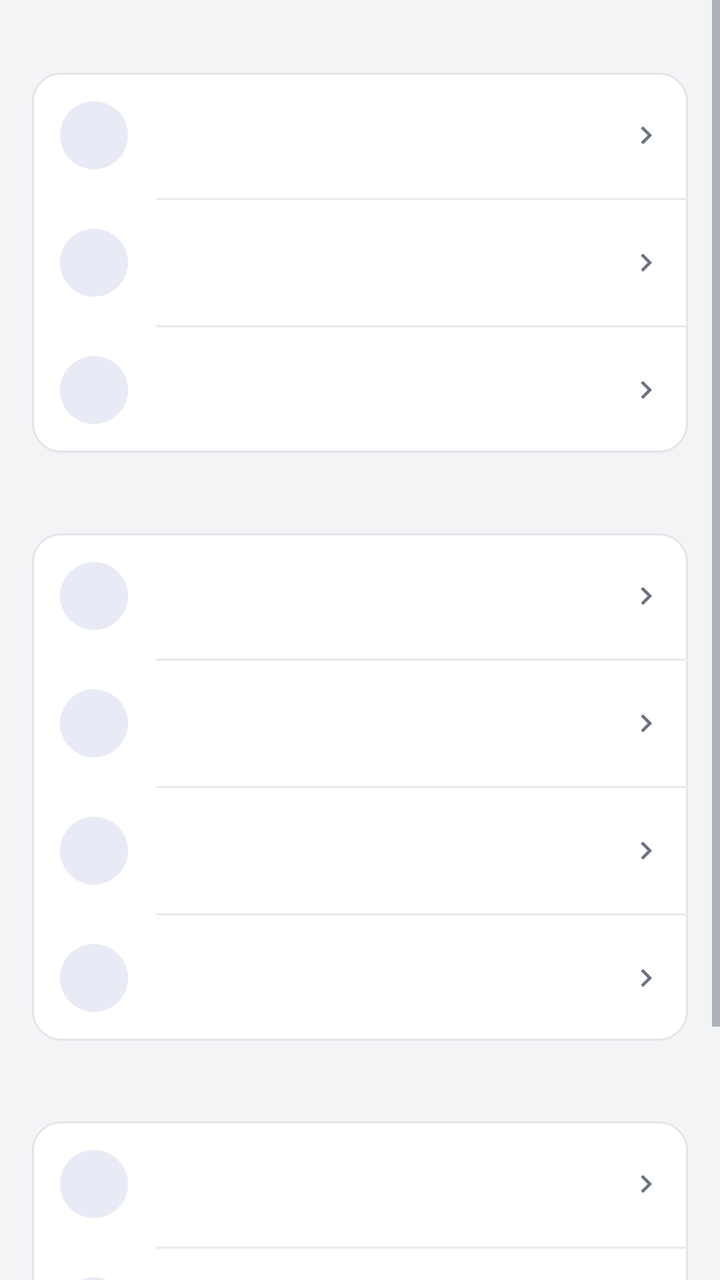
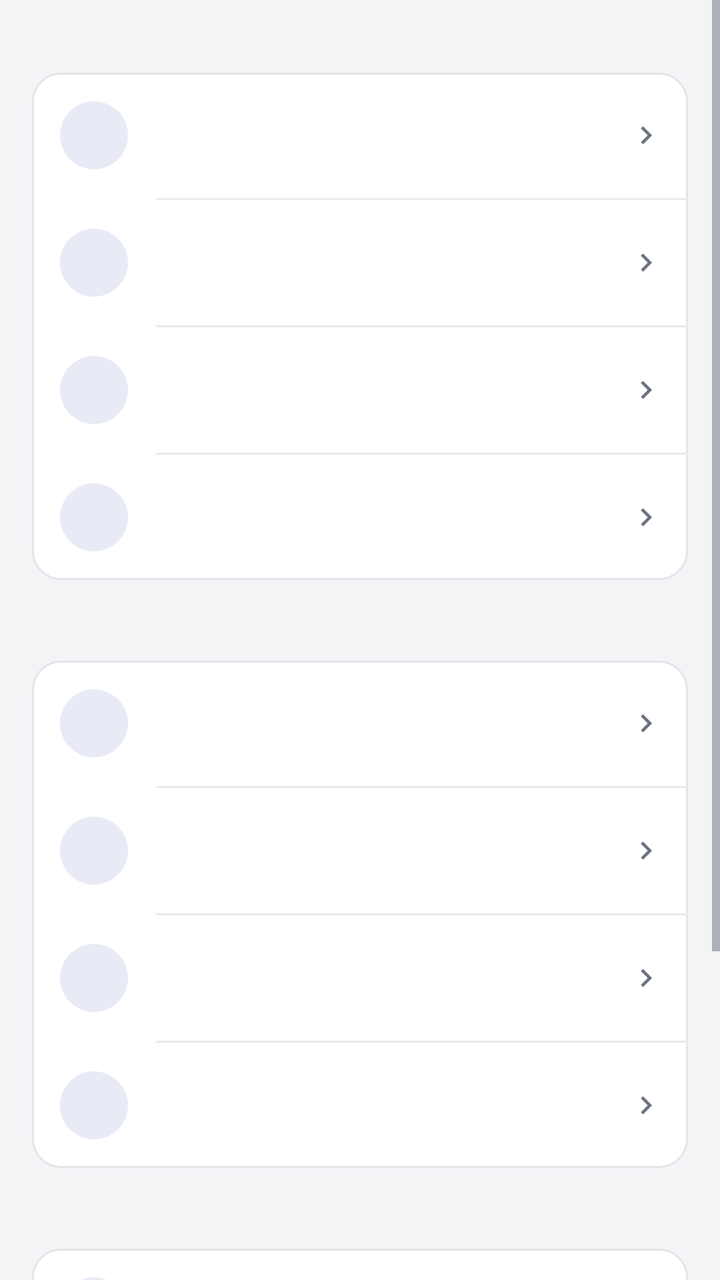

Before-and-after screenshots of an Android layout around one commit, followed by the original layout XML and the change that was made.
<!-- AndroidManifest.xml: activity theme AppTheme -->
<!-- res/layout/activity_settings.xml -->
<?xml version="1.0" encoding="utf-8"?>
<ScrollView xmlns:android="http://schemas.android.com/apk/res/android"
    android:id="@+id/root"
    android:layout_width="match_parent"
    android:layout_height="match_parent"
    android:background="@color/bg"
    android:fillViewport="true"
    android:scrollbars="vertical">

    <LinearLayout
        android:layout_width="match_parent"
        android:layout_height="wrap_content"
        android:orientation="vertical">

        <LinearLayout
            android:layout_width="match_parent"
            android:layout_height="wrap_content"
            android:orientation="vertical"
            android:paddingStart="@dimen/page_pad"
            android:paddingEnd="@dimen/page_pad"
            android:paddingTop="12dp"
            android:paddingBottom="14dp">

            
            <TextView
                android:id="@+id/settings_section_appearance"
                android:layout_width="match_parent"
                android:layout_height="wrap_content"
                android:paddingStart="4dp"
                android:paddingEnd="4dp"
                android:paddingTop="2dp"
                android:paddingBottom="6dp"
                android:textColor="@color/fg_muted"
                android:textSize="12sp" />

            <LinearLayout
                android:layout_width="match_parent"
                android:layout_height="wrap_content"
                android:background="@drawable/card_bg"
                android:orientation="vertical">

                <include
                    android:id="@+id/row_theme"
                    layout="@layout/row_action"
                    android:layout_width="match_parent"
                    android:layout_height="wrap_content" />

                <View
                    android:layout_width="match_parent"
                    android:layout_height="1dp"
                    android:layout_marginStart="62dp"
                    android:background="@color/divider" />

                <include
                    android:id="@+id/row_language"
                    layout="@layout/row_action"
                    android:layout_width="match_parent"
                    android:layout_height="wrap_content" />

                <View
                    android:layout_width="match_parent"
                    android:layout_height="1dp"
                    android:layout_marginStart="62dp"
                    android:background="@color/divider" />

                <include
                    android:id="@+id/row_lang_pack"
                    layout="@layout/row_action"
                    android:layout_width="match_parent"
                    android:layout_height="wrap_content" />
            </LinearLayout>

            
            <TextView
                android:id="@+id/settings_section_startup"
                android:layout_width="match_parent"
                android:layout_height="wrap_content"
                android:paddingStart="4dp"
                android:paddingEnd="4dp"
                android:paddingTop="18dp"
                android:paddingBottom="6dp"
                android:textColor="@color/fg_muted"
                android:textSize="12sp" />

            <LinearLayout
                android:layout_width="match_parent"
                android:layout_height="wrap_content"
                android:background="@drawable/card_bg"
                android:orientation="vertical">

                <include
                    android:id="@+id/row_def_slot"
                    layout="@layout/row_action"
                    android:layout_width="match_parent"
                    android:layout_height="wrap_content" />

                <View
                    android:layout_width="match_parent"
                    android:layout_height="1dp"
                    android:layout_marginStart="62dp"
                    android:background="@color/divider" />

                
                <include
                    android:id="@+id/row_auto_clean"
                    layout="@layout/row_action"
                    android:layout_width="match_parent"
                    android:layout_height="wrap_content" />

                <View
                    android:layout_width="match_parent"
                    android:layout_height="1dp"
                    android:layout_marginStart="62dp"
                    android:background="@color/divider" />

                
                <include
                    android:id="@+id/row_trash_keep"
                    layout="@layout/row_action"
                    android:layout_width="match_parent"
                    android:layout_height="wrap_content" />

                <View
                    android:layout_width="match_parent"
                    android:layout_height="1dp"
                    android:layout_marginStart="62dp"
                    android:background="@color/divider" />

                
                <include
                    android:id="@+id/row_storage"
                    layout="@layout/row_action"
                    android:layout_width="match_parent"
                    android:layout_height="wrap_content" />
            </LinearLayout>

            
            <TextView
                android:id="@+id/settings_section_alerts"
                android:layout_width="match_parent"
                android:layout_height="wrap_content"
                android:paddingStart="4dp"
                android:paddingEnd="4dp"
                android:paddingTop="18dp"
                android:paddingBottom="6dp"
                android:textColor="@color/fg_muted"
                android:textSize="12sp" />

            <LinearLayout
                android:layout_width="match_parent"
                android:layout_height="wrap_content"
                android:background="@drawable/card_bg"
                android:orientation="vertical">

                
                <include
                    android:id="@+id/row_crash_alert"
                    layout="@layout/row_action"
                    android:layout_width="match_parent"
                    android:layout_height="wrap_content" />

                <View
                    android:layout_width="match_parent"
                    android:layout_height="1dp"
                    android:layout_marginStart="62dp"
                    android:background="@color/divider" />

                
                <include
                    android:id="@+id/row_logs"
                    layout="@layout/row_action"
                    android:layout_width="match_parent"
                    android:layout_height="wrap_content" />
            </LinearLayout>

            
            <LinearLayout
                android:layout_width="match_parent"
                android:layout_height="wrap_content"
                android:layout_marginTop="@dimen/card_gap"
                android:background="@drawable/card_bg"
                android:orientation="vertical">

                <include
                    android:id="@+id/row_about"
                    layout="@layout/row_action"
                    android:layout_width="match_parent"
                    android:layout_height="wrap_content" />
            </LinearLayout>

            
            <include layout="@layout/plugin_section" />
        </LinearLayout>

        
        <View
            android:layout_width="match_parent"
            android:layout_height="@dimen/page_bottom_space" />
    </LinearLayout>
</ScrollView>
<!-- res/layout/row_action.xml (included above) -->
<?xml version="1.0" encoding="utf-8"?>
<LinearLayout xmlns:android="http://schemas.android.com/apk/res/android"
    android:layout_width="match_parent"
    android:layout_height="wrap_content"
    android:orientation="horizontal"
    android:gravity="center_vertical"
    android:background="?android:attr/selectableItemBackground"
    android:clickable="true"
    android:focusable="false"
    android:paddingStart="14dp"
    android:paddingEnd="12dp"
    android:paddingTop="12dp"
    android:paddingBottom="12dp">

    <FrameLayout
        android:layout_width="@dimen/row_icon_box"
        android:layout_height="@dimen/row_icon_box"
        android:background="@drawable/icon_circle">

        <ImageView
            android:id="@+id/act_icon"
            android:layout_width="@dimen/row_icon"
            android:layout_height="@dimen/row_icon"
            android:layout_gravity="center"
            android:tint="@color/accent" />
    </FrameLayout>

    <LinearLayout
        android:layout_width="0dp"
        android:layout_height="wrap_content"
        android:layout_weight="1"
        android:layout_marginStart="14dp"
        android:orientation="vertical">

        <TextView
            android:id="@+id/act_title"
            android:layout_width="match_parent"
            android:layout_height="wrap_content"
            android:singleLine="true"
            android:ellipsize="end"
            android:textSize="15sp"
            android:textColor="@color/fg" />

        <TextView
            android:id="@+id/act_sub"
            android:layout_width="match_parent"
            android:layout_height="wrap_content"
            android:paddingTop="2dp"
            android:textSize="12sp"
            android:textColor="@color/fg_muted" />
    </LinearLayout>

    <ImageView
        android:layout_width="@dimen/row_chevron"
        android:layout_height="@dimen/row_chevron"
        android:layout_marginStart="8dp"
        android:src="@drawable/ic_chevron"
        android:tint="@color/fg_muted" />
</LinearLayout>
<!-- res/layout/plugin_section.xml (included above) -->
<?xml version="1.0" encoding="utf-8"?>
<LinearLayout xmlns:android="http://schemas.android.com/apk/res/android"
    android:id="@+id/plugin_section"
    android:layout_width="match_parent"
    android:layout_height="wrap_content"
    android:layout_marginTop="8dp"
    android:layout_marginBottom="8dp"
    android:background="@drawable/card_bg"
    android:orientation="vertical"
    android:paddingTop="6dp"
    android:paddingBottom="6dp"
    android:visibility="gone">

    <TextView
        android:id="@+id/plugin_section_title"
        android:layout_width="match_parent"
        android:layout_height="wrap_content"
        android:paddingStart="14dp"
        android:paddingEnd="14dp"
        android:paddingTop="6dp"
        android:paddingBottom="2dp"
        android:text="@string/plugin_section_title"
        android:textColor="@color/fg_muted"
        android:textSize="12sp" />

    
    <LinearLayout
        android:id="@+id/plugin_section_body"
        android:layout_width="match_parent"
        android:layout_height="wrap_content"
        android:orientation="vertical" />

    <LinearLayout
        android:id="@+id/plugin_section_rows"
        android:layout_width="match_parent"
        android:layout_height="wrap_content"
        android:orientation="vertical" />
</LinearLayout>
<!-- resources referenced by this layout -->
<resources>
  <color name="accent">#FF3F51B5</color>
  <color name="bg">#FFF3F4F6</color>
  <color name="divider">#FFE8EAEE</color>
  <color name="fg">#FF1A1C1E</color>
  <color name="fg_muted">#FF6B7280</color>
  <dimen name="card_gap">10dp</dimen>
  <dimen name="page_bottom_space">24dp</dimen>
  <dimen name="page_pad">16dp</dimen>
  <dimen name="row_chevron">18dp</dimen>
  <dimen name="row_icon">22dp</dimen>
  <dimen name="row_icon_box">34dp</dimen>
  <!-- drawable card_bg (drawable) -->
  <?xml version="1.0" encoding="utf-8"?>
  <shape xmlns:android="http://schemas.android.com/apk/res/android"
      android:shape="rectangle">
      <solid android:color="@color/card" />
      <corners android:radius="14dp" />
      <stroke android:width="1dp" android:color="@color/card_stroke" />
  </shape>
  <!-- drawable ic_chevron (drawable) -->
  <?xml version="1.0" encoding="utf-8"?>
  <vector xmlns:android="http://schemas.android.com/apk/res/android"
      android:width="24dp"
      android:height="24dp"
      android:viewportWidth="24"
      android:viewportHeight="24">
      <path
          android:fillColor="@color/icon_tint"
          android:pathData="M10,6L8.59,7.41 13.17,12l-4.58,4.59L10,18l6,-6z" />
  </vector>
  <!-- drawable icon_circle (drawable) -->
  <?xml version="1.0" encoding="utf-8"?>
  <shape xmlns:android="http://schemas.android.com/apk/res/android"
      android:shape="oval">
      <solid android:color="@color/accent_soft" />
  </shape>
  <string name="plugin_section_title">Plug-ins</string>
  <color name="card">#FFFFFFFF</color>
  <color name="card_stroke">#FFE3E5EA</color>
  <color name="icon_tint">#FF5F6368</color>
  <color name="accent_soft">#FFE8EAF6</color>
  <color name="appbar">#FF3F51B5</color>
  <color name="statusbar">#FF303F9F</color>
  <style name="AppBarStyle" parent="android:Widget.Material.ActionBar.Solid">
          <item name="android:background">@color/appbar</item>
          
          <item name="android:elevation">0dp</item>
          
          <item name="android:contentInsetStart">16dp</item>
          <item name="android:titleTextStyle">@style/AppBarTitle</item>
      </style>
  <style name="AppOverflowMenu" parent="@android:style/Widget.Material.PopupMenu.Overflow">
          <item name="android:popupBackground">@drawable/popup_bg</item>
          
          <item name="android:overlapAnchor">false</item>
          <item name="android:dropDownVerticalOffset">4dp</item>
          
          <item name="android:popupElevation">8dp</item>
      </style>
  <style name="AppBarTitle" parent="android:TextAppearance.Material.Widget.ActionBar.Title">
          <item name="android:textColor">@color/on_appbar</item>
          <item name="android:textSize">20sp</item>
          <item name="android:fontFamily">sans-serif-medium</item>
      </style>
  <!-- drawable dlg_bg (drawable) -->
  <?xml version="1.0" encoding="utf-8"?>
  <inset xmlns:android="http://schemas.android.com/apk/res/android"
      android:inset="16dp">
      <shape android:shape="rectangle">
          <solid android:color="@color/card" />
          <corners android:radius="14dp" />
          <stroke android:width="1dp" android:color="@color/card_stroke" />
      </shape>
  </inset>
  <style name="AppDialogAnim">
          <item name="android:windowEnterAnimation">@anim/dialog_instant</item>
      </style>
  <!-- drawable popup_bg (drawable) -->
  <?xml version="1.0" encoding="utf-8"?>
  <shape xmlns:android="http://schemas.android.com/apk/res/android"
      android:shape="rectangle">
      <solid android:color="@color/popup" />
      <corners android:radius="14dp" />
      <stroke android:width="1dp" android:color="@color/popup_stroke" />
  </shape>
  <color name="on_appbar">#FFFFFFFF</color>
  <color name="popup">#FFFFFFFF</color>
  <color name="popup_stroke">#FFD8DCE4</color>
  <!-- unchanged entries left out for length: 2 -->
</resources>

<!-- the commit's change to res/layout/activity_settings.xml (unified diff, before → after) -->
@@ -65,6 +65,19 @@
 
                 <include
                     android:id="@+id/row_lang_pack"
+                    layout="@layout/row_action"
+                    android:layout_width="match_parent"
+                    android:layout_height="wrap_content" />
+
+                
+                <View
+                    android:layout_width="match_parent"
+                    android:layout_height="1dp"
+                    android:layout_marginStart="62dp"
+                    android:background="@color/divider" />
+
+                <include
+                    android:id="@+id/row_orientation"
                     layout="@layout/row_action"
                     android:layout_width="match_parent"
                     android:layout_height="wrap_content" />
